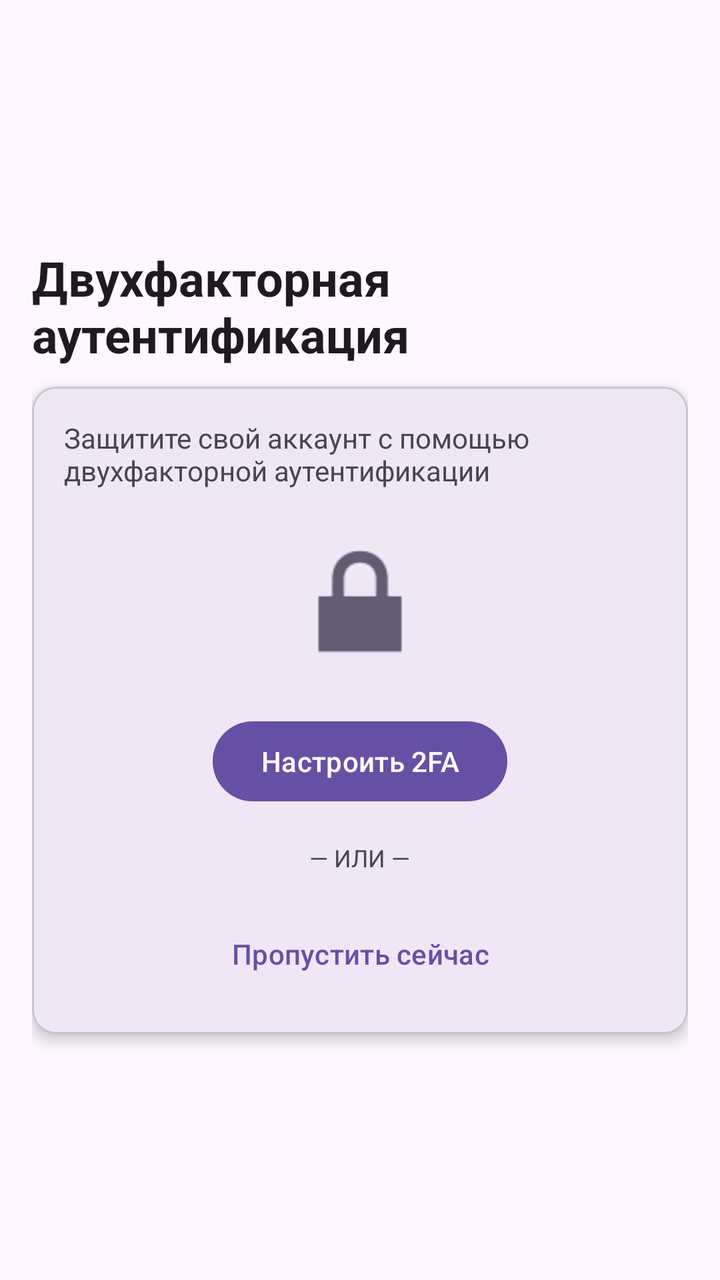
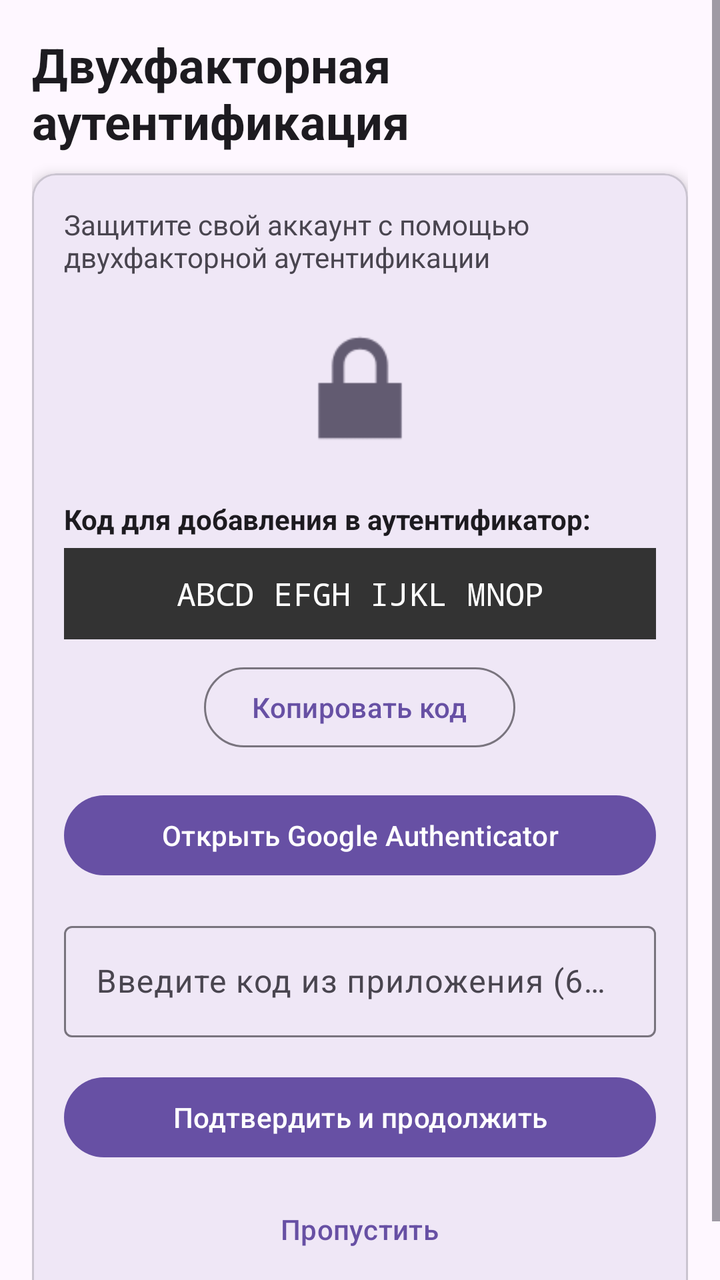

Screens rendered from an Android XML layout before and after an edit, with the pre-edit source and the edit as a unified diff.
<!-- AndroidManifest.xml: application theme Theme.BarkfluffClientAndroid -->
<!-- res/layout/step_register_08_2fa.xml -->
<?xml version="1.0" encoding="utf-8"?>
<ScrollView xmlns:android="http://schemas.android.com/apk/res/android"
    xmlns:app="http://schemas.android.com/apk/res-auto"
    android:layout_width="match_parent"
    android:layout_height="match_parent"
    android:fillViewport="true">

    <LinearLayout
        android:layout_width="match_parent"
        android:layout_height="wrap_content"
        android:gravity="center"
        android:orientation="vertical"
        android:padding="16dp">

        <TextView
            android:layout_width="wrap_content"
            android:layout_height="wrap_content"
            android:layout_marginBottom="10dp"
            android:text="Двухфакторная аутентификация"
            android:textColor="?attr/colorOnSurface"
            android:textSize="24sp"
            android:textStyle="bold" />

        <com.google.android.material.card.MaterialCardView
            android:layout_width="match_parent"
            android:layout_height="wrap_content"
            app:cardCornerRadius="12dp"
            app:cardElevation="4dp">

            <LinearLayout
                android:layout_width="match_parent"
                android:layout_height="wrap_content"
                android:orientation="vertical"
                android:padding="16dp">

                
                <TextView
                    android:layout_width="wrap_content"
                    android:layout_height="wrap_content"
                    android:layout_marginBottom="16dp"
                    android:text="Защитите свой аккаунт с помощью двухфакторной аутентификации"
                    android:textColor="?attr/colorOnSurfaceVariant"
                    android:textSize="14sp" />

                
                <ImageView
                    android:layout_width="80dp"
                    android:layout_height="80dp"
                    android:layout_gravity="center_horizontal"
                    android:layout_marginBottom="16dp"
                    android:src="@android:drawable/ic_lock_lock"
                    android:contentDescription="2FA" />

                
                <com.google.android.material.button.MaterialButton
                    android:id="@+id/setup2faButton"
                    android:layout_width="wrap_content"
                    android:layout_height="wrap_content"
                    android:layout_gravity="center_horizontal"
                    android:text="Настроить 2FA" />

                
                <TextView
                    android:layout_width="wrap_content"
                    android:layout_height="wrap_content"
                    android:layout_gravity="center_horizontal"
                    android:layout_marginVertical="16dp"
                    android:text="— ИЛИ —"
                    android:textColor="?attr/colorOnSurfaceVariant"
                    android:textSize="12sp" />

                
                <com.google.android.material.button.MaterialButton
                    android:id="@+id/skip2faButton"
                    style="@style/Widget.Material3.Button.TextButton"
                    android:layout_width="wrap_content"
                    android:layout_height="wrap_content"
                    android:layout_gravity="center_horizontal"
                    android:text="Пропустить сейчас" />

                
                <LinearLayout
                    android:id="@+id/twoFaSetupPanel"
                    android:layout_width="match_parent"
                    android:layout_height="wrap_content"
                    android:layout_marginTop="16dp"
                    android:orientation="vertical"
                    android:visibility="gone">

                    <com.google.android.material.divider.MaterialDivider
                        android:layout_width="match_parent"
                        android:layout_height="1dp"
                        android:layout_marginBottom="16dp" />

                    
                    <TextView
                        android:layout_width="wrap_content"
                        android:layout_height="wrap_content"
                        android:text="Код для добавления в аутентификатор:"
                        android:textColor="?attr/colorOnSurface"
                        android:textSize="14sp"
                        android:textStyle="bold" />

                    <TextView
                        android:id="@+id/twoFaSecretCode"
                        android:layout_width="match_parent"
                        android:layout_height="wrap_content"
                        android:layout_marginTop="5dp"
                        android:background="#333333"
                        android:fontFamily="monospace"
                        android:gravity="center"
                        android:padding="12dp"
                        android:text="ABCD EFGH IJKL MNOP"
                        android:textColor="#FFFFFF"
                        android:textIsSelectable="true"
                        android:textSize="16sp" />

                    <com.google.android.material.button.MaterialButton
                        android:id="@+id/copyCodeButton"
                        style="@style/Widget.Material3.Button.OutlinedButton"
                        android:layout_width="wrap_content"
                        android:layout_height="wrap_content"
                        android:layout_gravity="center_horizontal"
                        android:layout_marginTop="8dp"
                        android:text="Копировать код" />

                    
                    <com.google.android.material.button.MaterialButton
                        android:id="@+id/openAuthenticatorButton"
                        android:layout_width="wrap_content"
                        android:layout_height="wrap_content"
                        android:layout_gravity="center_horizontal"
                        android:layout_marginTop="8dp"
                        android:text="Открыть Google Authenticator" />

                    
                    <TextView
                        android:layout_width="wrap_content"
                        android:layout_height="wrap_content"
                        android:layout_marginTop="16dp"
                        android:text="Введите код из приложения:"
                        android:textColor="?attr/colorOnSurface"
                        android:textSize="14sp"
                        android:textStyle="bold" />

                    <com.google.android.material.textfield.TextInputLayout
                        android:id="@+id/otpCodeInputLayout"
                        style="@style/Widget.Material3.TextInputLayout.OutlinedBox"
                        android:layout_width="match_parent"
                        android:layout_height="wrap_content"
                        android:layout_marginTop="5dp">

                        <com.google.android.material.textfield.TextInputEditText
                            android:id="@+id/otpCodeEditText"
                            android:layout_width="match_parent"
                            android:layout_height="wrap_content"
                            android:inputType="number"
                            android:maxLength="6" />
                    </com.google.android.material.textfield.TextInputLayout>

                    <TextView
                        android:id="@+id/otpErrorText"
                        android:layout_width="wrap_content"
                        android:layout_height="wrap_content"
                        android:layout_marginTop="5dp"
                        android:textColor="#FF4646"
                        android:textSize="12sp"
                        android:visibility="gone" />

                    <com.google.android.material.button.MaterialButton
                        android:id="@+id/verifyOtpButton"
                        android:layout_width="wrap_content"
                        android:layout_height="wrap_content"
                        android:layout_gravity="center_horizontal"
                        android:layout_marginTop="16dp"
                        android:text="Подтвердить" />
                </LinearLayout>
            </LinearLayout>
        </com.google.android.material.card.MaterialCardView>
    </LinearLayout>
</ScrollView>
<!-- resources referenced by this layout -->
<resources>
  <style name="Theme.BarkfluffClientAndroid" parent="Base.Theme.BarkfluffClientAndroid" />
  <style name="Base.Theme.BarkfluffClientAndroid" parent="Theme.Material3.DayNight.NoActionBar">
          
          <item name="android:statusBarColor">?attr/colorSurface</item>
          <item name="android:windowBackground">?android:attr/colorBackground</item>
      </style>
</resources>

<!-- the commit's change to res/layout/step_register_08_2fa.xml (unified diff, before → after) -->
@@ -52,22 +52,77 @@
                     android:contentDescription="2FA" />
 
                 
+                <TextView
+                    android:layout_width="wrap_content"
+                    android:layout_height="wrap_content"
+                    android:text="Код для добавления в аутентификатор:"
+                    android:textColor="?attr/colorOnSurface"
+                    android:textSize="14sp"
+                    android:textStyle="bold" />
+
+                <TextView
+                    android:id="@+id/twoFaSecretCode"
+                    android:layout_width="match_parent"
+                    android:layout_height="wrap_content"
+                    android:layout_marginTop="5dp"
+                    android:layout_marginBottom="10dp"
+                    android:background="#333333"
+                    android:fontFamily="monospace"
+                    android:gravity="center"
+                    android:padding="12dp"
+                    android:text="ABCD EFGH IJKL MNOP"
+                    android:textColor="#FFFFFF"
+                    android:textIsSelectable="true"
+                    android:textSize="16sp" />
+
                 <com.google.android.material.button.MaterialButton
-                    android:id="@+id/setup2faButton"
+                    android:id="@+id/copyCodeButton"
+                    style="@style/Widget.Material3.Button.OutlinedButton"
                     android:layout_width="wrap_content"
                     android:layout_height="wrap_content"
                     android:layout_gravity="center_horizontal"
-                    android:text="Настроить 2FA" />
+                    android:layout_marginBottom="16dp"
+                    android:text="Копировать код" />
 
                 
+                <com.google.android.material.button.MaterialButton
+                    android:id="@+id/openAuthenticatorButton"
+                    android:layout_width="match_parent"
+                    android:layout_height="wrap_content"
+                    android:text="Открыть Google Authenticator" />
+
+                
+                <com.google.android.material.textfield.TextInputLayout
+                    android:id="@+id/otpCodeInputLayout"
+                    style="@style/Widget.Material3.TextInputLayout.OutlinedBox"
+                    android:layout_width="match_parent"
+                    android:layout_height="wrap_content"
+                    android:layout_marginTop="16dp"
+                    android:hint="Введите код из приложения (6 цифр)">
+
+                    <com.google.android.material.textfield.TextInputEditText
+                        android:id="@+id/otpCodeEditText"
+                        android:layout_width="match_parent"
+                        android:layout_height="wrap_content"
+                        android:inputType="number"
+                        android:maxLength="6" />
+                </com.google.android.material.textfield.TextInputLayout>
+
                 <TextView
+                    android:id="@+id/otpErrorText"
                     android:layout_width="wrap_content"
                     android:layout_height="wrap_content"
-                    android:layout_gravity="center_horizontal"
-                    android:layout_marginVertical="16dp"
-                    android:text="— ИЛИ —"
-                    android:textColor="?attr/colorOnSurfaceVariant"
-                    android:textSize="12sp" />
+                    android:layout_marginTop="5dp"
+                    android:textColor="#FF4646"
+                    android:textSize="12sp"
+                    android:visibility="gone" />
+
+                <com.google.android.material.button.MaterialButton
+                    android:id="@+id/verifyOtpButton"
+                    android:layout_width="match_parent"
+                    android:layout_height="wrap_content"
+                    android:layout_marginTop="16dp"
+                    android:text="Подтвердить и продолжить" />
 
                 
                 <com.google.android.material.button.MaterialButton
@@ -76,105 +131,8 @@
                     android:layout_width="wrap_content"
                     android:layout_height="wrap_content"
                     android:layout_gravity="center_horizontal"
-                    android:text="Пропустить сейчас" />
-
-                
-                <LinearLayout
-                    android:id="@+id/twoFaSetupPanel"
-                    android:layout_width="match_parent"
-                    android:layout_height="wrap_content"
-                    android:layout_marginTop="16dp"
-                    android:orientation="vertical"
-                    android:visibility="gone">
-
-                    <com.google.android.material.divider.MaterialDivider
-                        android:layout_width="match_parent"
-                        android:layout_height="1dp"
-                        android:layout_marginBottom="16dp" />
-
-                    
-                    <TextView
-                        android:layout_width="wrap_content"
-                        android:layout_height="wrap_content"
-                        android:text="Код для добавления в аутентификатор:"
-                        android:textColor="?attr/colorOnSurface"
-                        android:textSize="14sp"
-                        android:textStyle="bold" />
-
-                    <TextView
-                        android:id="@+id/twoFaSecretCode"
-                        android:layout_width="match_parent"
-                        android:layout_height="wrap_content"
-                        android:layout_marginTop="5dp"
-                        android:background="#333333"
-                        android:fontFamily="monospace"
-                        android:gravity="center"
-                        android:padding="12dp"
-                        android:text="ABCD EFGH IJKL MNOP"
-                        android:textColor="#FFFFFF"
-                        android:textIsSelectable="true"
-                        android:textSize="16sp" />
-
-                    <com.google.android.material.button.MaterialButton
-                        android:id="@+id/copyCodeButton"
-                        style="@style/Widget.Material3.Button.OutlinedButton"
-                        android:layout_width="wrap_content"
-                        android:layout_height="wrap_content"
-                        android:layout_gravity="center_horizontal"
-                        android:layout_marginTop="8dp"
-                        android:text="Копировать код" />
-
-                    
-                    <com.google.android.material.button.MaterialButton
-                        android:id="@+id/openAuthenticatorButton"
-                        android:layout_width="wrap_content"
-                        android:layout_height="wrap_content"
-                        android:layout_gravity="center_horizontal"
-                        android:layout_marginTop="8dp"
-                        android:text="Открыть Google Authenticator" />
-
-                    
-                    <TextView
-                        android:layout_width="wrap_content"
-                        android:layout_height="wrap_content"
-                        android:layout_marginTop="16dp"
-                        android:text="Введите код из приложения:"
-                        android:textColor="?attr/colorOnSurface"
-                        android:textSize="14sp"
-                        android:textStyle="bold" />
-
-                    <com.google.android.material.textfield.TextInputLayout
-                        android:id="@+id/otpCodeInputLayout"
-                        style="@style/Widget.Material3.TextInputLayout.OutlinedBox"
-                        android:layout_width="match_parent"
-                        android:layout_height="wrap_content"
-                        android:layout_marginTop="5dp">
-
-                        <com.google.android.material.textfield.TextInputEditText
-                            android:id="@+id/otpCodeEditText"
-                            android:layout_width="match_parent"
-                            android:layout_height="wrap_content"
-                            android:inputType="number"
-                            android:maxLength="6" />
-                    </com.google.android.material.textfield.TextInputLayout>
-
-                    <TextView
-                        android:id="@+id/otpErrorText"
-                        android:layout_width="wrap_content"
-                        android:layout_height="wrap_content"
-                        android:layout_marginTop="5dp"
-                        android:textColor="#FF4646"
-                        android:textSize="12sp"
-                        android:visibility="gone" />
-
-                    <com.google.android.material.button.MaterialButton
-                        android:id="@+id/verifyOtpButton"
-                        android:layout_width="wrap_content"
-                        android:layout_height="wrap_content"
-                        android:layout_gravity="center_horizontal"
-                        android:layout_marginTop="16dp"
-                        android:text="Подтвердить" />
-                </LinearLayout>
+                    android:layout_marginTop="8dp"
+                    android:text="Пропустить" />
             </LinearLayout>
         </com.google.android.material.card.MaterialCardView>
     </LinearLayout>
